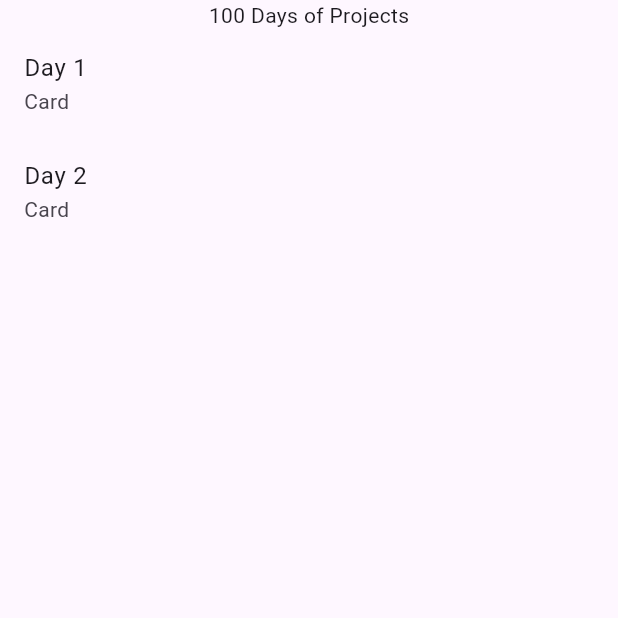
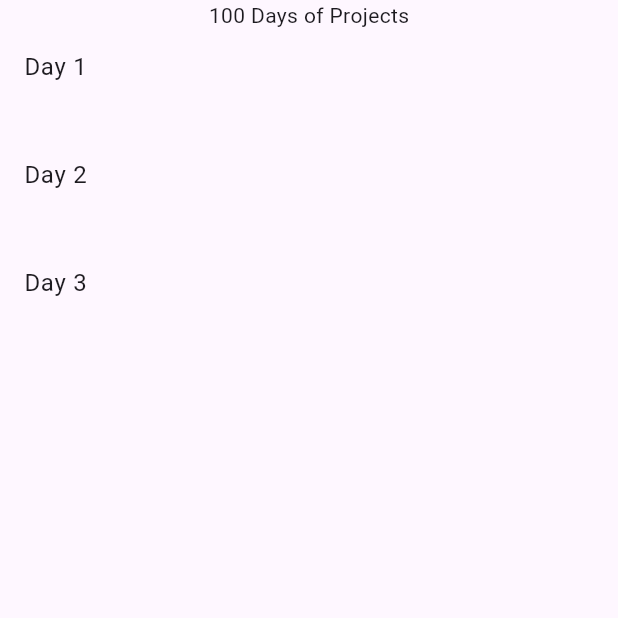
Before and after one commit to CristhianMoreno97/100-days-of-projects---flutter-version, a Flutter app: the screen it shows after launch, on a phone screen of 412 x 824 dp, the top half of it. Run offline on Flutter 3.47's test engine with Material 3 defaults, Android fonts, the phone set to English and light mode, and no system bars; our stand-ins replace flutter_svg, font_awesome_flutter.

Commit message:
Refactor route handling

```diff
--- a/lib/features/home/presentation/screens/home_screen.dart
+++ b/lib/features/home/presentation/screens/home_screen.dart
@@ -1,3 +1,4 @@
+import 'package:days_of_projects_flutter_version/config/route/routes.dart';
 import 'package:flutter/material.dart';
 
 class HomeScreen extends StatelessWidget {
@@ -33,35 +34,18 @@ class _ChallengesList extends StatelessWidget {
 
   @override
   Widget build(BuildContext context) {
-    final challenges = [
-      {
-        'title': 'Day 1',
-        'description': 'Card',
-        'route': '/day1',
-      },
-      {
-        'title': 'Day 2',
-        'description': 'Card',
-        'route': '/day2',
-      }
-    ];
-
+    final challenges = ChallengeRoutes.routes;
     return Expanded(
       child: ListView.builder(
         itemCount: challenges.length,
         itemBuilder: (context, index) {
           final challenge = challenges[index];
-          const snackBar = SnackBar(content: Text('No route found'));
 
           return ListTile(
-            title: Text(challenge['title'] ?? 'No title'),
-            subtitle: Text(challenge['description'] ?? 'No description'),
+            title: Text(challenge.name),
+            subtitle: Text(challenge.description ?? ''),
             onTap: () {
-              if (challenge['route'] == null) {
-                ScaffoldMessenger.of(context).showSnackBar(snackBar);
-                return;
-              }
-              Navigator.pushNamed(context, challenge['route'] ?? '/');
+              Navigator.pushNamed(context, challenge.path);
             },
           );
         },
--- a/lib/main.dart
+++ b/lib/main.dart
@@ -1,6 +1,4 @@
-import 'package:days_of_projects_flutter_version/features/challenges/presentation/screens/day_1_screen.dart';
-import 'package:days_of_projects_flutter_version/features/challenges/presentation/screens/day_2_screen.dart';
-import 'package:days_of_projects_flutter_version/features/challenges/presentation/screens/day_3_screen.dart';
+import 'package:days_of_projects_flutter_version/config/route/routes.dart';
 import 'package:days_of_projects_flutter_version/features/home/presentation/screens/home_screen.dart';
 import 'package:flutter/material.dart';
 
@@ -24,9 +22,8 @@ class MyApp extends StatelessWidget {
         initialRoute: '/',
         routes: {
           '/': (context) => const HomeScreen(),
-          '/day1': (context) => const Day1Screen(),
-          '/day2': (context) => const Day2Screen(),
-          '/day3': (context) => const Day3Screen(),
+          for (final route in ChallengeRoutes.routes)
+            route.path: (context) => route.screen,
         },
       ),
     );
```
